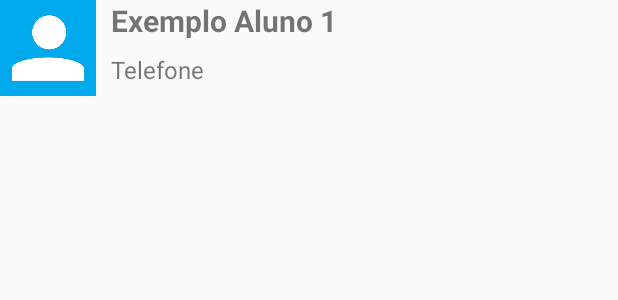
After one commit to jonatanhenrique/Android-I, an Android app: the layout list_item.xml on its own in the app's theme, with its tools: preview values and no code run, on a phone screen of 412 x 824 dp. The commit adds this screen. Shown: the top 300 px of the screen. Run offline under Robolectric (Android 15) with nearby library versions, the phone set to English and light mode, and no system bars.

Commit message:
Finalização do Curso Android II

```diff
--- /dev/null
+++ b/app/src/main/res/layout/list_item.xml
@@ -0,0 +1,42 @@
+<?xml version="1.0" encoding="utf-8"?>
+<LinearLayout
+    xmlns:android="http://schemas.android.com/apk/res/android"
+    android:orientation="horizontal"
+    android:layout_width="match_parent"
+    android:layout_height="wrap_content">
+
+    <ImageView
+        android:layout_width="64dp"
+        android:layout_height="64dp"
+        android:src="@drawable/person"
+        android:id="@+id/item_foto"/>
+
+    <LinearLayout
+        android:layout_width="wrap_content"
+        android:layout_height="wrap_content"
+        android:orientation="vertical"
+        android:layout_gravity="center_horizontal">
+
+        <TextView
+            android:layout_width="wrap_content"
+            android:layout_height="wrap_content"
+            android:id="@+id/item_nome"
+            android:text="Exemplo Aluno 1"
+            android:textSize="20sp"
+            android:textStyle="bold"
+            android:paddingLeft="10dp" />
+
+        <TextView
+            android:layout_width="wrap_content"
+            android:layout_height="wrap_content"
+            android:id="@+id/item_telefone"
+            android:text="Telefone"
+            android:textSize="16dp"
+            android:paddingLeft="10dp"
+            android:paddingTop="8dp" />
+
+    </LinearLayout>
+
+
+
+</LinearLayout>
```
Also changed, not shown: app/src/main/AndroidManifest.xml (+9 -0 lines), app/src/main/java/br/com/agenda/Adapter/AlunosAdapter.java (added, +73 -0 lines), app/src/main/java/br/com/agenda/DAO/AlunoDAO.java (+8 -0 lines), app/src/main/java/br/com/agenda/EnviaAlunosTask.java (added, +50 -0 lines), app/src/main/java/br/com/agenda/ListaAlunosActivity.java (+20 -1 lines), app/src/main/java/br/com/agenda/WebClient.java (added, +35 -0 lines), app/src/main/java/br/com/agenda/converter/AlunoConverter.java (added, +28 -0 lines), app/src/main/java/br/com/agenda/receiver/SMSReceiver.java (added, +30 -0 lines), app/src/main/res/menu/menu_lista_alunos.xml (added, +12 -0 lines).
